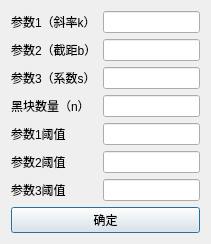
GTMHS/QtMainWidget, file parameterssetting.ui: the form before one commit.
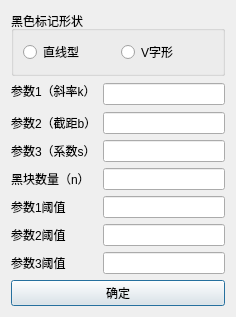
The form after the commit. Icons and pictures are not drawn.

Patch:
```diff
--- a/parameterssetting.ui
+++ b/parameterssetting.ui
@@ -6,91 +6,118 @@
    <rect>
     <x>0</x>
     <y>0</y>
-    <width>211</width>
-    <height>223</height>
+    <width>236</width>
+    <height>306</height>
    </rect>
   </property>
   <property name="windowTitle">
    <string>参数设置</string>
   </property>
-  <layout class="QFormLayout" name="formLayout">
-   <item row="0" column="0">
+  <property name="windowIcon">
+   <iconset>
+    <normaloff>icon/adjust.png</normaloff>icon/adjust.png</iconset>
+  </property>
+  <layout class="QGridLayout" name="gridLayout">
+   <item row="0" column="0" colspan="2">
+    <widget class="QGroupBox" name="groupBox">
+     <property name="title">
+      <string>黑色标记形状</string>
+     </property>
+     <layout class="QHBoxLayout" name="horizontalLayout">
+      <item>
+       <widget class="QRadioButton" name="radioButton">
+        <property name="text">
+         <string>直线型</string>
+        </property>
+       </widget>
+      </item>
+      <item>
+       <widget class="QRadioButton" name="radioButton_2">
+        <property name="text">
+         <string>V字形</string>
+        </property>
+       </widget>
+      </item>
+     </layout>
+    </widget>
+   </item>
+   <item row="1" column="0">
     <widget class="QLabel" name="label">
      <property name="text">
       <string>参数1（斜率k）</string>
      </property>
     </widget>
    </item>
-   <item row="0" column="1">
+   <item row="1" column="1" rowspan="2">
     <widget class="QLineEdit" name="lineEdit"/>
    </item>
-   <item row="1" column="0">
+   <item row="3" column="0">
     <widget class="QLabel" name="label_2">
      <property name="text">
       <string>参数2（截距b）</string>
      </property>
     </widget>
    </item>
-   <item row="1" column="1">
+   <item row="3" column="1">
     <widget class="QLineEdit" name="lineEdit_2"/>
    </item>
-   <item row="2" column="0">
+   <item row="4" column="0">
     <widget class="QLabel" name="label_3">
      <property name="text">
       <string>参数3（系数s）</string>
      </property>
     </widget>
    </item>
-   <item row="2" column="1">
+   <item row="4" column="1">
     <widget class="QLineEdit" name="lineEdit_3"/>
    </item>
-   <item row="3" column="0">
+   <item row="5" column="0">
     <widget class="QLabel" name="label_4">
      <property name="text">
       <string>黑块数量（n）</string>
      </property>
     </widget>
    </item>
-   <item row="3" column="1">
+   <item row="5" column="1">
     <widget class="QLineEdit" name="lineEdit_4"/>
    </item>
-   <item row="4" column="0">
+   <item row="6" column="0">
     <widget class="QLabel" name="label_5">
      <property name="text">
       <string>参数1阈值</string>
      </property>
     </widget>
    </item>
-   <item row="4" column="1">
+   <item row="6" column="1">
     <widget class="QLineEdit" name="lineEdit_5"/>
    </item>
-   <item row="7" column="0" colspan="2">
-    <widget class="QPushButton" name="pushButton">
-     <property name="text">
-      <string>确定</string>
-     </property>
-    </widget>
-   </item>
-   <item row="5" column="0">
+   <item row="7" column="0">
     <widget class="QLabel" name="label_6">
      <property name="text">
       <string>参数2阈值</string>
      </property>
     </widget>
    </item>
-   <item row="6" column="0">
+   <item row="7" column="1">
+    <widget class="QLineEdit" name="lineEdit_6"/>
+   </item>
+   <item row="8" column="0">
     <widget class="QLabel" name="label_7">
      <property name="text">
       <string>参数3阈值</string>
      </property>
     </widget>
    </item>
-   <item row="5" column="1">
-    <widget class="QLineEdit" name="lineEdit_6"/>
-   </item>
-   <item row="6" column="1">
+   <item row="8" column="1">
     <widget class="QLineEdit" name="lineEdit_7"/>
    </item>
+   <item row="9" column="0" colspan="2">
+    <widget class="QPushButton" name="pushButton">
+     <property name="text">
+      <string>确定</string>
+     </property>
+    </widget>
+   </item>
   </layout>
  </widget>
  <resources/>
```
